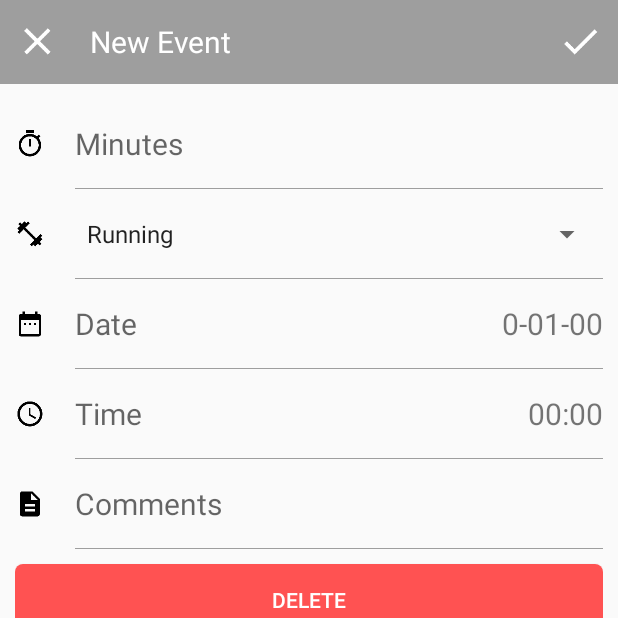
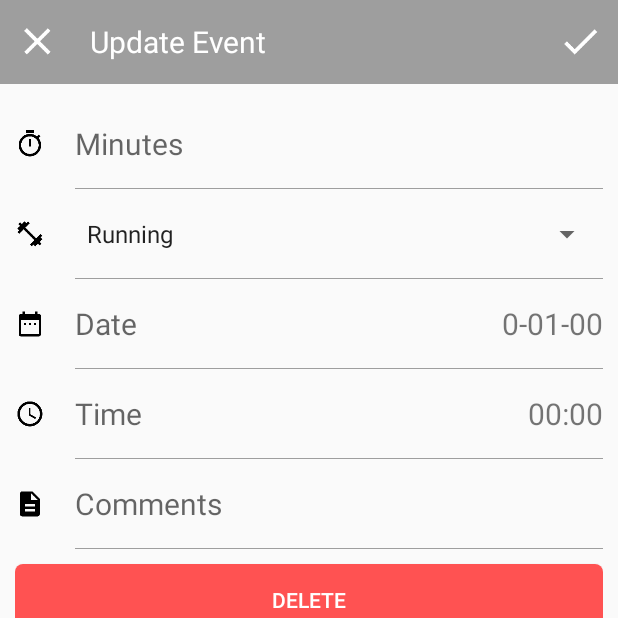
Before and after one commit to project-2017/finalproject, an Android app: the T_Fragment_Update screen opened directly, with no data from a screen before it, on a phone screen of 412 x 824 dp, the top half of it. Run offline under Robolectric (Android 15) with nearby library versions, the phone set to English and light mode, and no system bars; 4 statements that could not run were skipped.

Commit message:
Geyan commit for improving

```diff
--- a/app/src/main/res/layout/tracker_fragment_update.xml
+++ b/app/src/main/res/layout/tracker_fragment_update.xml
@@ -31,7 +31,7 @@
                 android:layout_marginLeft="10dp"
                 android:layout_marginRight="10dp"
                 android:layout_weight="1"
-                android:text="@string/tracker_insert_title"
+                android:text="@string/tracker_update_title"
                 android:textColor="@color/trackerWhite"
                 android:textSize="20sp" />
 
```
